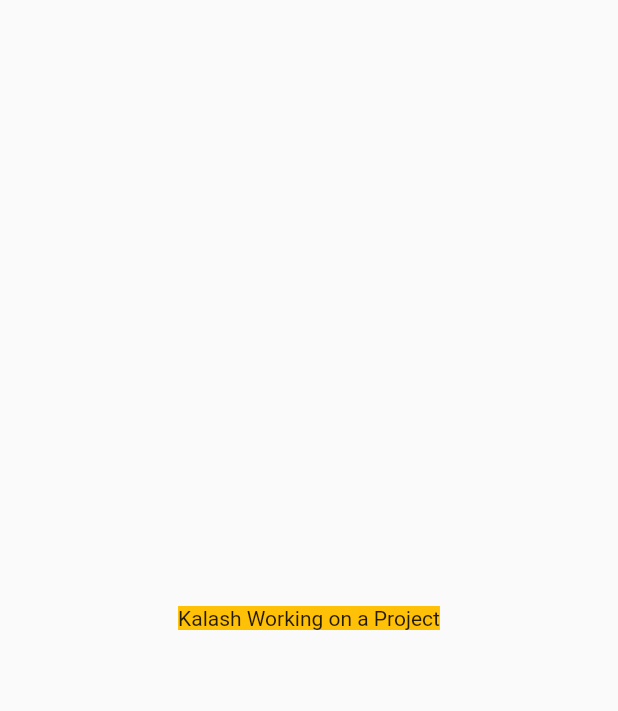
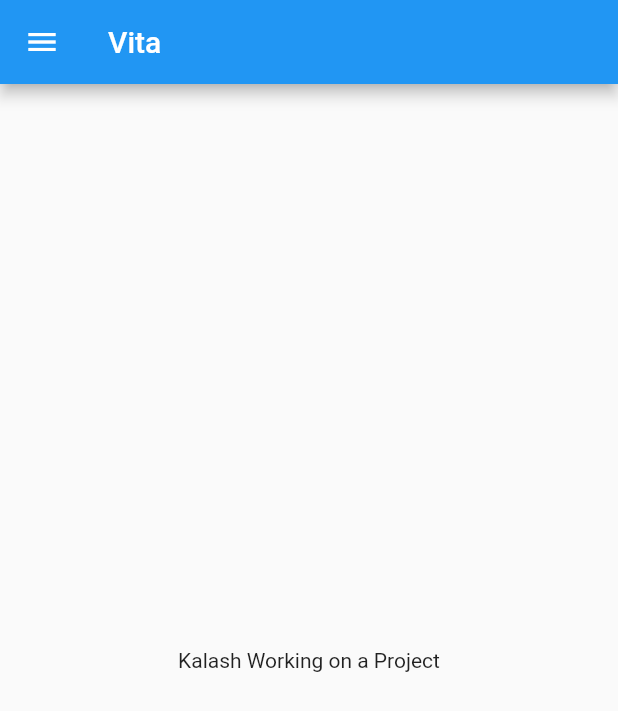
Before and after one commit to 1kvitus/first_project, a Flutter app: the screen it shows after launch, on a phone screen of 412 x 824 dp. Shown: the top 711 px of the screen. Run offline on Flutter 3.47's test engine with Material 2 defaults, Android fonts, the phone set to English and light mode, and no system bars.

Commit message:
third commit

```diff
--- /dev/null
+++ b/lib/home.screen.dart
@@ -0,0 +1,21 @@
+import 'package:flutter/material.dart';
+
+class HomePage extends StatelessWidget {
+  const HomePage({Key? key}) : super(key: key);
+
+  @override
+  Widget build(BuildContext context) {
+    return Scaffold(
+      appBar: AppBar(
+        title: Text("Vita"),
+      ),
+        body: Center(
+          child: Container(
+            child: Text(
+                textAlign: TextAlign.center,"Kalash Working on a Project"),
+          ),
+        ),
+      drawer: Drawer(),
+    );
+  }
+}
--- a/lib/main.dart
+++ b/lib/main.dart
@@ -1,4 +1,5 @@
 
+import 'package:first_project/home.screen.dart';
 import 'package:flutter/material.dart';
 
 void main(){
@@ -11,16 +12,7 @@ class MyApp extends StatelessWidget {
   @override
   Widget build(BuildContext context) {
     return MaterialApp(
-       home: Material(
-         child: Center(
-           child: Container(
-
-              child: Text(
-                  textAlign: TextAlign.center,"Kalash Working on a Project"),
-             color: Colors.amber,
-            ),
-         ),
-       ),
+       home: HomePage(),
     );
   }
 }
```
